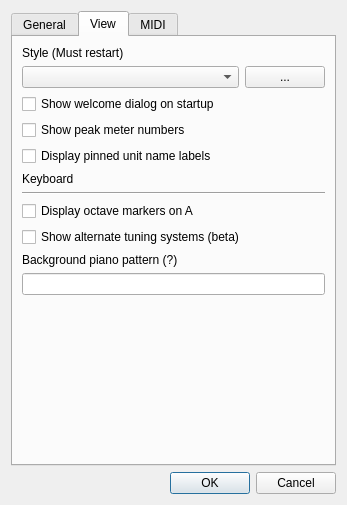
The window that src/editor/SettingsDialog.ui (yuxshao/ptcollab) describes before a commit, drawn with Qt 5.
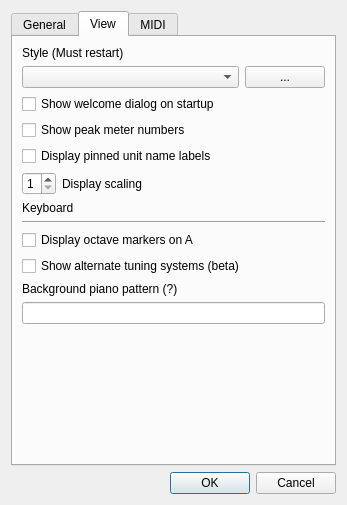
The same window after the commit. The open tabs and pages were chosen to show the change.

Commit message: display scale setting

The edit to the form file:
```diff
--- a/src/editor/SettingsDialog.ui
+++ b/src/editor/SettingsDialog.ui
@@ -196,6 +196,33 @@
          </property>
         </widget>
        </item>
+       <item>
+        <layout class="QHBoxLayout" name="horizontalLayout_3">
+         <item>
+          <widget class="QSpinBox" name="displayScaleSpin">
+           <property name="minimum">
+            <number>1</number>
+           </property>
+           <property name="maximum">
+            <number>5</number>
+           </property>
+          </widget>
+         </item>
+         <item>
+          <widget class="QLabel" name="label_6">
+           <property name="sizePolicy">
+            <sizepolicy hsizetype="Preferred" vsizetype="Preferred">
+             <horstretch>1</horstretch>
+             <verstretch>0</verstretch>
+            </sizepolicy>
+           </property>
+           <property name="text">
+            <string>Display scaling</string>
+           </property>
+          </widget>
+         </item>
+        </layout>
+       </item>
        <item>
         <widget class="QLabel" name="label_3">
          <property name="text">
```
Left out of the diff: 2 changed lines with no effect on the pictures. The commit also changes 4 other files.
